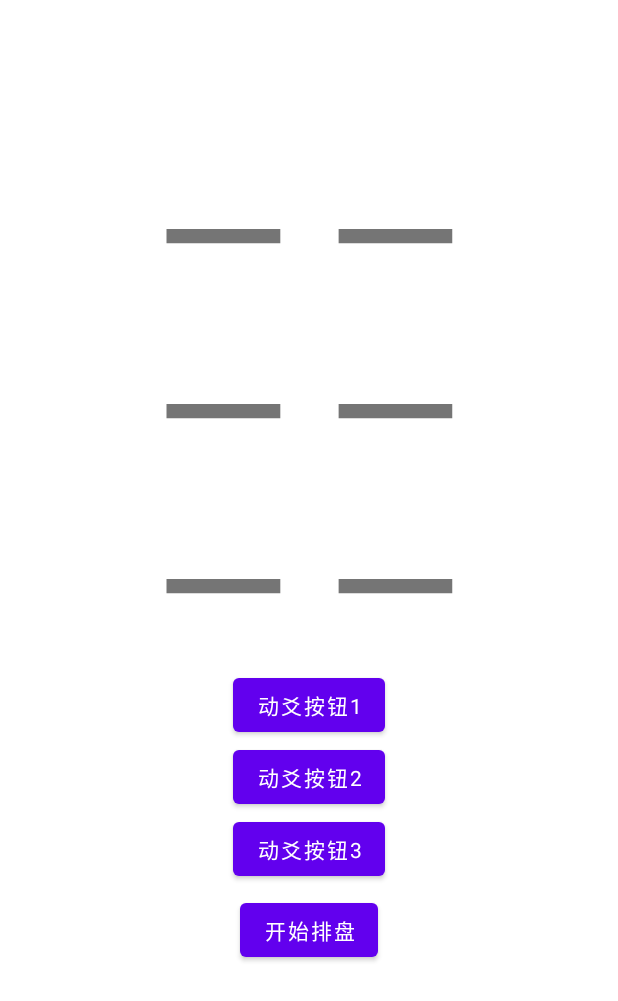
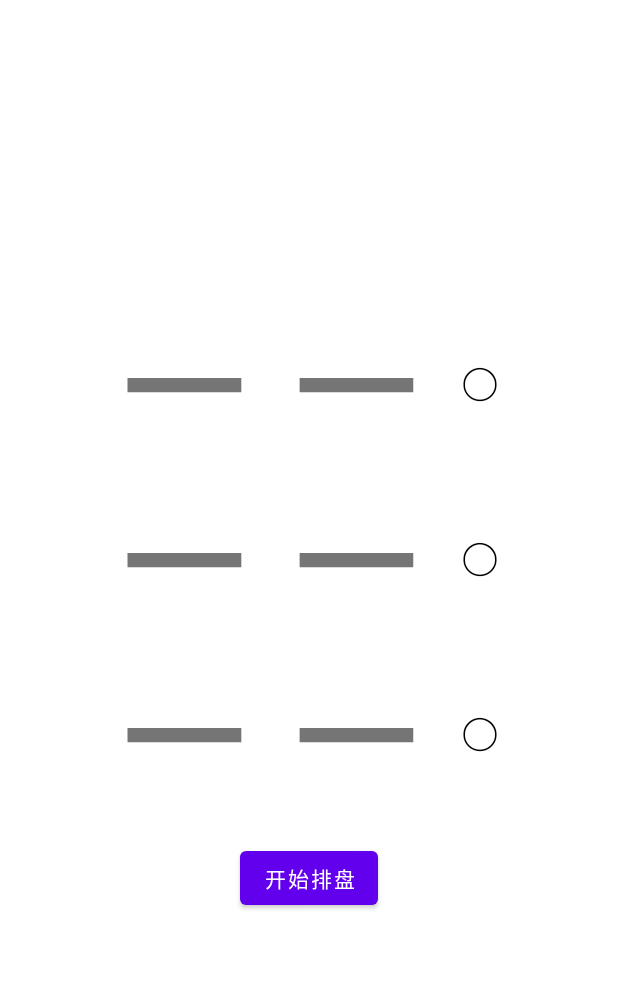
Before and after one commit to afterow/sanyaoyi-kotlin, an Android app: the SelectActivity screen opened directly, with no data from a screen before it, on a phone screen of 412 x 824 dp. Shown: the top 1001 px of the screen. Run offline under Robolectric (Android 15) with nearby library versions, the phone set to English and light mode, and no system bars; Roboto replaces fonts that are not available here.

Commit message:
Add a better looking UI for the specified moving line :lipstick:

```diff
--- a/app/src/main/java/com/afterow/sanyaoyi/DivinationActivity.kt
+++ b/app/src/main/java/com/afterow/sanyaoyi/DivinationActivity.kt
@@ -46,14 +46,12 @@ class DivinationActivity : AppCompatActivity() {
         // 将公历时间显示在界面上
         binding.gregorianDateTextView.text = now.toString()
 
-        // 设置全屏沉浸式模式
+        // 设置沉浸式底部导航栏
         window.decorView.systemUiVisibility = (
-                View.SYSTEM_UI_FLAG_IMMERSIVE_STICKY
-                        or View.SYSTEM_UI_FLAG_LAYOUT_STABLE
-                        or View.SYSTEM_UI_FLAG_LAYOUT_HIDE_NAVIGATION
-                        or View.SYSTEM_UI_FLAG_LAYOUT_FULLSCREEN
-                        or View.SYSTEM_UI_FLAG_HIDE_NAVIGATION
-                        or View.SYSTEM_UI_FLAG_FULLSCREEN )
+            View.SYSTEM_UI_FLAG_LAYOUT_HIDE_NAVIGATION
+            or View.SYSTEM_UI_FLAG_HIDE_NAVIGATION
+        )
+
 
         // 从 Intent 中获取 "listData" 字段的值
         val listString = intent.getStringExtra("listData")
--- a/app/src/main/java/com/afterow/sanyaoyi/SelectActivity.kt
+++ b/app/src/main/java/com/afterow/sanyaoyi/SelectActivity.kt
@@ -1,7 +1,6 @@
 package com.afterow.sanyaoyi
 
 import android.content.Intent
-import android.graphics.Color
 import android.os.Bundle
 import android.view.View
 import android.widget.Button
@@ -55,10 +54,10 @@ class SelectActivity : AppCompatActivity() {
             if (index != -1) {
                 if (yaobianList.contains(index)) {
                     yaobianList.remove(index)
-                    button.setBackgroundColor(Color.TRANSPARENT)
+                    button.text = "◯"
                 } else {
                     yaobianList.add(index)
-                    button.setBackgroundColor(Color.YELLOW)
+                    button.text = "⊗"
                 }
             }
         }
--- a/app/src/main/res/layout/activity_select.xml
+++ b/app/src/main/res/layout/activity_select.xml
@@ -1,27 +1,31 @@
+<?xml version="1.0" encoding="utf-8"?>
 <LinearLayout xmlns:android="http://schemas.android.com/apk/res/android"
     xmlns:tools="http://schemas.android.com/tools"
     android:layout_width="match_parent"
     android:layout_height="match_parent"
     android:orientation="vertical"
-    android:gravity="center_horizontal"
+    android:gravity="center"
     android:id="@+id/latmian"
     android:padding="16dp">
+
     <LinearLayout
         android:layout_width="wrap_content"
-        android:layout_height="80dp">
-    </LinearLayout>
+        android:layout_height="wrap_content"
+        android:orientation="vertical"
+        android:gravity="center_horizontal">
 
+        <!-- yao1 和动爻按钮1 -->
         <LinearLayout
-        android:layout_width="match_parent"
-        android:orientation="vertical"
-        android:gravity="center_horizontal"
-        android:layout_height="500dp">
-
+            android:layout_width="wrap_content"
+            android:layout_height="wrap_content"
+            android:orientation="horizontal"
+            android:gravity="center_vertical">
 
             <TextView
                 android:id="@+id/yao1"
                 android:layout_width="200dp"
                 android:layout_height="wrap_content"
+                android:layout_marginLeft="28dp"
                 android:background="?android:attr/selectableItemBackground"
                 android:clickable="true"
                 android:focusable="true"
@@ -31,24 +35,29 @@
                 android:textSize="85sp"
                 tools:ignore="HardcodedText,TextSizeCheck,DuplicateSpeakableTextCheck" />
 
+            <Button
+                android:id="@+id/dongyao1"
+                android:layout_width="80dp"
+                android:layout_height="match_parent"
+                android:background="#00000000"
+                android:textColor="@color/black"
+                android:textSize="30dp"
+                android:text="◯" />
+
+        </LinearLayout>
+
+        <!-- yao2 和动爻按钮2 -->
+        <LinearLayout
+            android:layout_width="wrap_content"
+            android:layout_height="wrap_content"
+            android:orientation="horizontal"
+            android:gravity="center_vertical">
+
             <TextView
                 android:id="@+id/yao2"
                 android:layout_width="200dp"
                 android:layout_height="wrap_content"
-            android:background="?android:attr/selectableItemBackground"
-            android:clickable="true"
-            android:focusable="true"
-            android:gravity="center"
-            android:text="⚋"
-            android:textScaleX="3"
-            android:textSize="85sp"
-            tools:ignore="HardcodedText,TextSizeCheck" />
-
-        <!-- 第三个爻 -->
-        <TextView
-            android:id="@+id/yao3"
-            android:layout_width="200dp"
-            android:layout_height="wrap_content"
+                android:layout_marginLeft="28dp"
                 android:background="?android:attr/selectableItemBackground"
                 android:clickable="true"
                 android:focusable="true"
@@ -59,22 +68,47 @@
                 tools:ignore="HardcodedText,TextSizeCheck" />
 
             <Button
-                android:id="@+id/dongyao1"
+                android:id="@+id/dongyao2"
+                android:layout_width="80dp"
+                android:layout_height="match_parent"
+                android:background="#00000000"
+                android:textColor="@color/black"
+                android:textSize="30dp"
+                android:text="◯" />
+
+        </LinearLayout>
+
+        <!-- yao3 和动爻按钮3 -->
+        <LinearLayout
             android:layout_width="wrap_content"
             android:layout_height="wrap_content"
-                android:text="动爻按钮1" />
+            android:orientation="horizontal"
+            android:gravity="center_vertical">
 
-            <Button
-                android:id="@+id/dongyao2"
-                android:layout_width="wrap_content"
+            <TextView
+                android:id="@+id/yao3"
+                android:layout_width="200dp"
                 android:layout_height="wrap_content"
-                android:text="动爻按钮2" />
+                android:layout_marginLeft="28dp"
+                android:background="?android:attr/selectableItemBackground"
+                android:clickable="true"
+                android:focusable="true"
+                android:gravity="center"
+                android:text="⚋"
+                android:textScaleX="3"
+                android:textSize="85sp"
+                tools:ignore="HardcodedText,TextSizeCheck" />
 
             <Button
                 android:id="@+id/dongyao3"
-                android:layout_width="wrap_content"
-                android:layout_height="wrap_content"
-                android:text="动爻按钮3" />
+                android:layout_width="80dp"
+                android:layout_height="match_parent"
+                android:background="#00000000"
+                android:textColor="@color/black"
+                android:textSize="30dp"
+                android:text="◯" />
+
+        </LinearLayout>
 
     </LinearLayout>
 
@@ -83,12 +117,12 @@
         android:text="开始排盘"
         android:layout_width="wrap_content"
         android:layout_height="wrap_content"
+        android:layout_marginTop="16dp"
         tools:ignore="HardcodedText" />
-
 
     <TextView
         android:id="@+id/test1"
-        android:layout_width="300dp"
-        android:layout_height="120dp" />
+        android:layout_width="wrap_content"
+        android:layout_height="wrap_content" />
 
 </LinearLayout>
```
Lines whose indentation alone changed are shown as unchanged.
